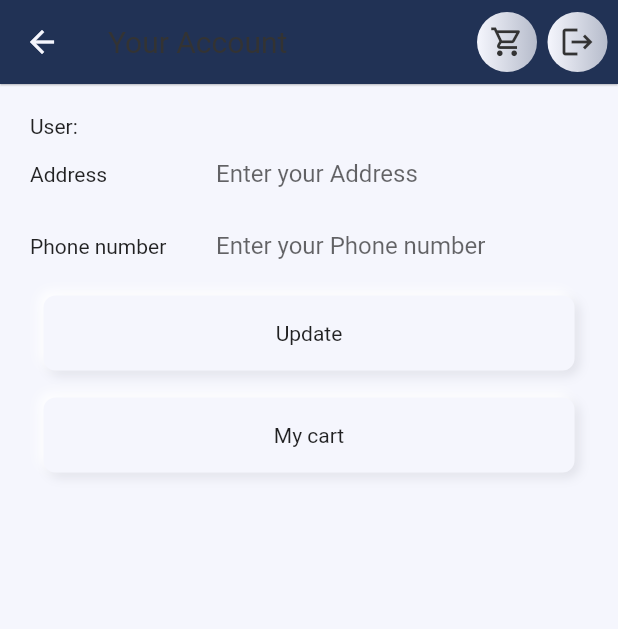
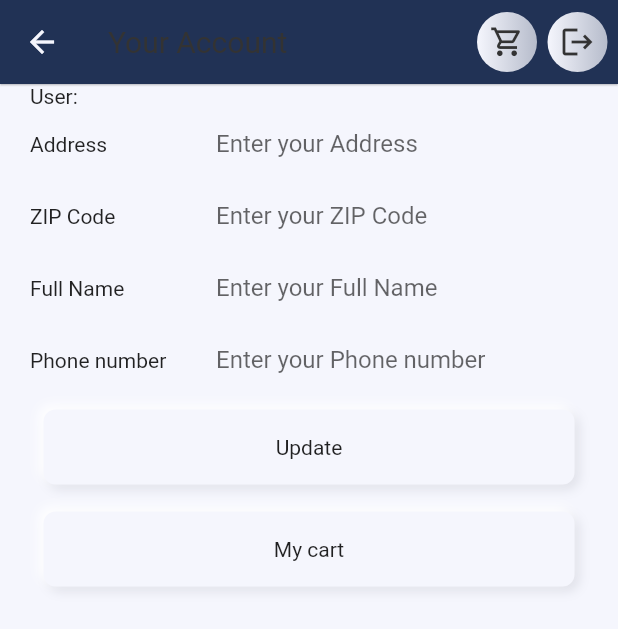
Before and after one commit to nikiforov5000/ecommerce_demo, a Flutter app: the UserAccountScreen screen opened by its route, after a tap on "Update", on a phone screen of 412 x 824 dp. Shown: the top 629 px of the screen. Run offline on Flutter 3.47's test engine with Material 2 defaults, Android fonts, the phone set to English and light mode, and no system bars; our stand-ins replace carousel_slider, cloud_firestore, firebase_auth, firebase_core, google_sign_in, rxdart and 1 more; accounts and stored records are empty.

Commit message:
added zip, name, updating from textControllers

```diff
--- a/lib/models/user_account/user_account.dart
+++ b/lib/models/user_account/user_account.dart
@@ -7,7 +7,7 @@ class Address {
   String? zipCode;
 }
 
-class UserAccount extends ChangeNotifier{
+class UserAccount extends ChangeNotifier {
   final String uid;
   final String email;
   final String cartId;
@@ -15,22 +15,19 @@ class UserAccount extends ChangeNotifier{
   DateTime? updatedAt;
   String? address;
   String? phoneNumber;
-  String? displayedName;
+  String? fullName;
   String? zipCode;
 
-
-
-  UserAccount({
-    this.createdAt,
+  UserAccount(
+      {this.createdAt,
       required this.uid,
       required this.email,
       required this.cartId,
       this.phoneNumber,
       this.address,
       this.updatedAt,
-    this.displayedName,
-    this.zipCode
-  });
+      this.fullName,
+      this.zipCode});
 
   static fetchAccount({required String uid}) async {
     print('user_account.dart -> fetchAccount() uid:$uid');
@@ -39,21 +36,23 @@ class UserAccount extends ChangeNotifier{
       final userRef = await firestore.collection('users').doc(uid).get();
       final data = userRef.data() ?? {};
       return await _snapshotToUserAccount(data);
-    }
-    catch (e) {
+    } catch (e) {
       print('user_account.dart -> fetchAccount() error:$e');
     }
   }
 
   static _snapshotToUserAccount(Map<String, dynamic> data) {
-
     final uid = data['uid'];
-    final createdAt = data['createdAt'] == null ? null : (data['createdAt'] as Timestamp).toDate();
+    final createdAt = data['createdAt'] == null
+        ? null
+        : (data['createdAt'] as Timestamp).toDate();
     final email = data['email'];
     final cartId = data['cartId'];
 
     String? phoneNumber = data['phoneNumber'];
     String? address = data['address'];
+    String? zipCode = data['zipCode'];
+    String? fullName = data['fullName'];
     DateTime? updatedAt = data['updatedAt'] != null
         ? (data['updatedAt'] as Timestamp).toDate()
         : null;
@@ -62,6 +61,8 @@ class UserAccount extends ChangeNotifier{
       createdAt: createdAt,
       uid: uid,
       email: email,
+      fullName: fullName,
+      zipCode: zipCode,
       cartId: cartId,
       phoneNumber: phoneNumber,
       address: address,
@@ -70,7 +71,10 @@ class UserAccount extends ChangeNotifier{
   }
 
   static createFirestoreUserAccount(LocalUser user, String cartId) async {
-    return await FirebaseFirestore.instance.collection('users').doc(user.uid).set({
+    return await FirebaseFirestore.instance
+        .collection('users')
+        .doc(user.uid)
+        .set({
       'createdAt': DateTime.now(),
       'email': user.email,
       'uid': user.uid,
@@ -78,10 +82,18 @@ class UserAccount extends ChangeNotifier{
     });
   }
 
-  void update({required String address, required String phoneNumber, required DateTime updatedAt}) async {
+  void update({
+    required String address,
+    required String phoneNumber,
+    required DateTime updatedAt,
+    required String zipCode,
+    required String fullName,
+  }) async {
     await FirebaseFirestore.instance.collection('users').doc(uid).update({
       'address': address,
       'phoneNumber': phoneNumber,
+      'zipCode': zipCode,
+      'fullName': fullName,
       'updatedAt': updatedAt,
     });
   }
--- a/lib/screens/order_summary/widgets/user_shipping_details.dart
+++ b/lib/screens/order_summary/widgets/user_shipping_details.dart
@@ -37,7 +37,7 @@ class UserShippingDetails extends StatelessWidget {
               mainAxisAlignment: MainAxisAlignment.spaceBetween,
               children: [
                 const LineTitle('Name'),
-                LineText(_userAccount.displayedName),
+                LineText(_userAccount.fullName),
               ],
             ),
             const SizedBox(height: 10),
--- a/lib/screens/user_account_screen/user_account_screen.dart
+++ b/lib/screens/user_account_screen/user_account_screen.dart
@@ -1,4 +1,3 @@
-import 'package:cloud_firestore/cloud_firestore.dart';
 import 'package:ecommerce_demo/constants/colors.dart';
 import 'package:ecommerce_demo/models/user/local_user.dart';
 import 'package:ecommerce_demo/models/user_account/user_account.dart';
@@ -9,7 +8,6 @@ import 'package:ecommerce_demo/widgets/cart_icon/stream_builder.dart';
 import 'package:ecommerce_demo/widgets/icon_template.dart';
 import 'package:ecommerce_demo/widgets/logout_button.dart';
 import 'package:ecommerce_demo/widgets/rounded_button_widget.dart';
-import 'package:ecommerce_demo/widgets/user_avatar.dart';
 import 'package:flutter/material.dart';
 import 'package:provider/provider.dart';
 
@@ -18,50 +16,16 @@ class UserAccountScreen extends StatelessWidget {
   LocalUser? _user;
   UserAccount? _userAccount;
 
-  final emailController = TextEditingController();
+  final zipCodeController = TextEditingController();
+  final nameController = TextEditingController();
   final addressController = TextEditingController();
   final phoneNumberController = TextEditingController();
 
-
   UserAccountScreen({super.key});
 
-  static fetchAccount({required String uid}) async {
-    final firestore = FirebaseFirestore.instance;
-    final snapshot = await firestore.collection('users').doc(uid).get();
-    if (snapshot.data() == null) { return null; }
-    return _snapshotToUserAccount(snapshot.data()!);
-  }
-
-  static _snapshotToUserAccount(Map<String, dynamic> data) {
-    final uid = data['uid'];
-    final createdAt = (data['createdAt'] as Timestamp).toDate();
-    final email = data['email'];
-    final cartId = data['cartId'];
-
-    String? phoneNumber = data['phoneNumber'];
-    String? address = data['address'];
-    DateTime? updatedAt = data['updatedAt'] != null
-        ? (data['updatedAt'] as Timestamp).toDate()
-        : null;
-
-    return UserAccount(
-      createdAt: createdAt,
-      uid: uid,
-      email: email,
-      cartId: cartId,
-      phoneNumber: phoneNumber,
-      address: address,
-      updatedAt: updatedAt,
-    );
-  }
-
-  getUserAccount() async {
-    _userAccount = await UserAccount.fetchAccount(uid: _user!.uid);
-    fillControllerText();
-  }
-
   fillControllerText() async {
-    emailController.text = _userAccount!.email;
+    zipCodeController.text = _userAccount?.zipCode ?? '';
+    nameController.text = _userAccount?.fullName ?? '';
     addressController.text = _userAccount!.address ?? '';
     phoneNumberController.text = _userAccount!.phoneNumber ?? '';
   }
@@ -72,7 +36,6 @@ class UserAccountScreen extends StatelessWidget {
 
     final userProvider = Provider.of<LocalUserProvider>(context);
     _user = userProvider.localUser;
-    getUserAccount();
 
     return Scaffold(
       appBar: AppBar(
@@ -85,16 +48,44 @@ class UserAccountScreen extends StatelessWidget {
       body: Container(
           color: kBackgroundColor,
           padding: const EdgeInsets.symmetric(horizontal: 20.0),
-        child: _user != null
-            ? Container(
           child: Column(
               mainAxisAlignment: MainAxisAlignment.start,
               crossAxisAlignment: CrossAxisAlignment.start,
               children: [
-                const SizedBox(height: 20.0,),
                 Text('User: ${_user?.email}'),
-                EditTextField(label: 'Address', controller: addressController),
-                EditTextField(label: 'Phone number', controller: phoneNumberController),
+                FutureBuilder(
+                  future: UserAccount.fetchAccount(uid: _user!.uid),
+                  builder: (BuildContext context, snapshot) {
+                    if (snapshot.connectionState == ConnectionState.waiting) {
+                      return const CircularProgressIndicator();
+                    } else if (snapshot.hasError) {
+                      return Text('Error: ${snapshot.error}');
+                    } else {
+                      _userAccount = snapshot.data as UserAccount?;
+                      fillControllerText();
+                      return Column(
+                        children: [
+                          EditTextField(
+                            label: 'Address',
+                            controller: addressController,
+                          ),
+                          EditTextField(
+                            label: 'ZIP Code',
+                            controller: zipCodeController,
+                          ),
+                          EditTextField(
+                            label: 'Full Name',
+                            controller: nameController,
+                          ),
+                          EditTextField(
+                            label: 'Phone number',
+                            controller: phoneNumberController,
+                          ),
+                        ],
+                      );
+                    }
+                  },
+                ),
                 RoundedButton(
                   labelWidget: Text('Update'),
                   onTapCallback: () {
@@ -102,6 +93,8 @@ class UserAccountScreen extends StatelessWidget {
                       updatedAt: DateTime.now(),
                       address: addressController.text,
                       phoneNumber: phoneNumberController.text,
+                      fullName: nameController.text,
+                      zipCode: zipCodeController.text,
                     );
                   },
                 ),
@@ -111,9 +104,8 @@ class UserAccountScreen extends StatelessWidget {
                     Navigator.pushNamed(context, ShoppingCartScreen.id);
                   },
                 ),
-                ]),
-            )
-            : Text('_user is null'),
+              ],
+          ),
       ),
     );
   }
```
Also changed, not shown: lib/screens/order_summary/widgets/shipping_address_details_card.dart (+6 -3 lines). Lines whose indentation alone changed are shown as unchanged.
